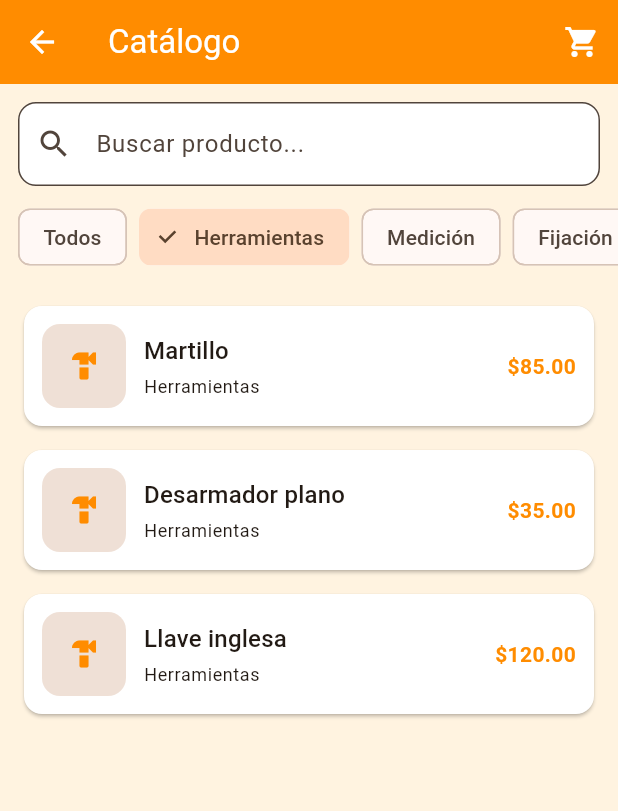
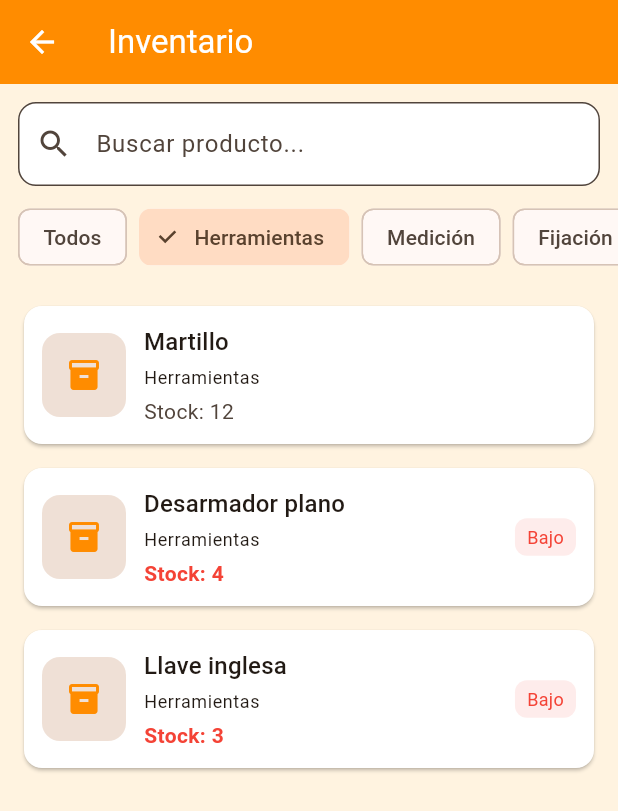
Before and after one commit to leyverAAA/Tlapaleria_app, a Flutter app: the CatalogScreen screen opened directly, after a tap on "Herramientas", on a phone screen of 412 x 824 dp. Shown: the top 811 px of the screen. Run offline on Flutter 3.47's test engine with Material 3 defaults, Android fonts, the phone set to English and light mode, and no system bars.

Commit message:
Ajustar app a gestión de inventario (stock, alertas) y actualizar documentación

```diff
--- a/lib/core/widgets/product_card.dart
+++ b/lib/core/widgets/product_card.dart
@@ -11,6 +11,7 @@ class ProductCard extends StatelessWidget {
   @override
   Widget build(BuildContext context) {
     final colorScheme = Theme.of(context).colorScheme;
+    final lowStock = product.isLowStock;
 
     return Card(
       child: InkWell(
@@ -27,7 +28,7 @@ class ProductCard extends StatelessWidget {
                   color: colorScheme.surfaceContainerHighest,
                   borderRadius: BorderRadius.circular(12),
                 ),
-                child: Icon(Icons.hardware, color: colorScheme.primary),
+                child: Icon(Icons.inventory_2, color: colorScheme.primary),
               ),
               const SizedBox(width: 12),
               Expanded(
@@ -43,16 +44,36 @@ class ProductCard extends StatelessWidget {
                       product.category,
                       style: Theme.of(context).textTheme.bodySmall,
                     ),
+                    const SizedBox(height: 4),
+                    Text(
+                      'Stock: ${product.stock}',
+                      style: TextStyle(
+                        color: lowStock
+                            ? Colors.red
+                            : colorScheme.onSurfaceVariant,
+                        fontWeight: lowStock
+                            ? FontWeight.w600
+                            : FontWeight.normal,
+                      ),
+                    ),
                   ],
                 ),
               ),
-              Text(
-                '\$${product.price.toStringAsFixed(2)}',
-                style: TextStyle(
-                  color: colorScheme.primary,
-                  fontWeight: FontWeight.bold,
+              if (lowStock)
+                Container(
+                  padding: const EdgeInsets.symmetric(
+                    horizontal: 8,
+                    vertical: 4,
+                  ),
+                  decoration: BoxDecoration(
+                    color: Colors.red.withValues(alpha: 0.1),
+                    borderRadius: BorderRadius.circular(8),
+                  ),
+                  child: const Text(
+                    'Bajo',
+                    style: TextStyle(color: Colors.red, fontSize: 12),
+                  ),
                 ),
-              ),
             ],
           ),
         ),
--- a/lib/data/local/products_data.dart
+++ b/lib/data/local/products_data.dart
@@ -8,7 +8,9 @@ class ProductsData {
       price: 85.0,
       category: 'Herramientas',
       description: 'Martillo de acero con mango ergonómico.',
-      image: 'assets/images/hammer.png',
+      image: 'assets/images/Logo.png',
+      stock: 12,
+      minStock: 5,
     ),
     Product(
       id: '2',
@@ -16,7 +18,9 @@ class ProductsData {
       price: 35.0,
       category: 'Herramientas',
       description: 'Desarmador plano de 6 pulgadas.',
-      image: 'assets/images/screwdriver.png',
+      image: 'assets/images/Logo.png',
+      stock: 4,
+      minStock: 5,
     ),
     Product(
       id: '3',
@@ -24,7 +28,9 @@ class ProductsData {
       price: 60.0,
       category: 'Medición',
       description: 'Cinta métrica de 5 metros.',
-      image: 'assets/images/tape.png',
+      image: 'assets/images/Logo.png',
+      stock: 8,
+      minStock: 3,
     ),
     Product(
       id: '4',
@@ -32,7 +38,9 @@ class ProductsData {
       price: 45.0,
       category: 'Fijación',
       description: 'Paquete de tornillos para madera.',
-      image: 'assets/images/screws.png',
+      image: 'assets/images/Logo.png',
+      stock: 2,
+      minStock: 6,
     ),
     Product(
       id: '5',
@@ -40,7 +48,9 @@ class ProductsData {
       price: 30.0,
       category: 'Protección',
       description: 'Guantes resistentes para trabajo pesado.',
-      image: 'assets/images/gloves.png',
+      image: 'assets/images/Logo.png',
+      stock: 15,
+      minStock: 4,
     ),
     Product(
       id: '6',
@@ -48,7 +58,9 @@ class ProductsData {
       price: 120.0,
       category: 'Herramientas',
       description: 'Llave ajustable de 10 pulgadas.',
-      image: 'assets/images/wrench.png',
+      image: 'assets/images/Logo.png',
+      stock: 3,
+      minStock: 3,
     ),
   ];
 }
--- a/lib/features/cart/cart_provider.dart
+++ /dev/null
@@ -1,53 +0,0 @@
-import 'package:flutter/material.dart';
-
-import '../../models/product.dart';
-
-class CartItem {
-  final Product product;
-  int quantity;
-
-  CartItem({required this.product, this.quantity = 1});
-}
-
-class CartProvider extends ChangeNotifier {
-  final List<CartItem> _items = [];
-
-  List<CartItem> get items => List.unmodifiable(_items);
-
-  int get itemCount => _items.fold(0, (sum, item) => sum + item.quantity);
-
-  double get totalPrice =>
-      _items.fold(0, (sum, item) => sum + item.product.price * item.quantity);
-
-  void add(Product product) {
-    final index = _items.indexWhere((item) => item.product.id == product.id);
-    if (index >= 0) {
-      _items[index].quantity++;
-    } else {
-      _items.add(CartItem(product: product));
-    }
-    notifyListeners();
-  }
-
-  void remove(Product product) {
-    _items.removeWhere((item) => item.product.id == product.id);
-    notifyListeners();
-  }
-
-  void decrease(Product product) {
-    final index = _items.indexWhere((item) => item.product.id == product.id);
-    if (index >= 0) {
-      if (_items[index].quantity > 1) {
-        _items[index].quantity--;
-      } else {
-        _items.removeAt(index);
-      }
-      notifyListeners();
-    }
-  }
-
-  void clear() {
-    _items.clear();
-    notifyListeners();
-  }
-}
--- /dev/null
+++ b/lib/features/cart/inventory_provider.dart
@@ -0,0 +1,40 @@
+import 'package:flutter/material.dart';
+
+import '../../models/product.dart';
+
+class InventoryProvider extends ChangeNotifier {
+  final List<Product> _products = [];
+
+  List<Product> get products => List.unmodifiable(_products);
+
+  List<Product> get lowStockProducts =>
+      _products.where((p) => p.isLowStock).toList();
+
+  int get lowStockCount => lowStockProducts.length;
+
+  void setProducts(List<Product> products) {
+    _products
+      ..clear()
+      ..addAll(products);
+    notifyListeners();
+  }
+
+  void updateStock(String productId, int newStock) {
+    final index = _products.indexWhere((p) => p.id == productId);
+    if (index == -1) return;
+    _products[index] = _products[index].copyWith(
+      stock: newStock < 0 ? 0 : newStock,
+    );
+    notifyListeners();
+  }
+
+  void increaseStock(String productId, [int amount = 1]) {
+    final product = _products.firstWhere((p) => p.id == productId);
+    updateStock(productId, product.stock + amount);
+  }
+
+  void decreaseStock(String productId, [int amount = 1]) {
+    final product = _products.firstWhere((p) => p.id == productId);
+    updateStock(productId, product.stock - amount);
+  }
+}
--- a/lib/features/catalog/catalog_screen.dart
+++ b/lib/features/catalog/catalog_screen.dart
@@ -3,9 +3,7 @@ import 'package:provider/provider.dart';
 
 import '../../core/widgets/product_card.dart';
 import '../../data/repositories/product_repository.dart';
-import '../../models/product.dart';
-import '../cart/cart_provider.dart';
-import '../cart/cart_screen.dart';
+import '../cart/inventory_provider.dart';
 import '../product_detail/product_detail_screen.dart';
 
 class CatalogScreen extends StatefulWidget {
@@ -17,8 +15,6 @@ class CatalogScreen extends StatefulWidget {
 
 class _CatalogScreenState extends State<CatalogScreen> {
   final ProductRepository _repository = ProductRepository();
-  List<Product> _products = [];
-  List<Product> _filtered = [];
   String _query = '';
   String? _category;
   bool _loading = true;
@@ -32,61 +28,26 @@ class _CatalogScreenState extends State<CatalogScreen> {
   Future<void> _load() async {
     final products = await _repository.getProducts();
     if (!mounted) return;
-    setState(() {
-      _products = products;
-      _filtered = products;
-      _loading = false;
-    });
-  }
-
-  void _applyFilters() {
-    setState(() {
-      _filtered = _products.where((p) {
-        final matchesQuery =
-            _query.isEmpty ||
-            p.name.toLowerCase().contains(_query.toLowerCase());
-        final matchesCategory = _category == null || p.category == _category;
-        return matchesQuery && matchesCategory;
-      }).toList();
-    });
+    final provider = context.read<InventoryProvider>();
+    if (provider.products.isEmpty) {
+      provider.setProducts(products);
+    }
+    setState(() => _loading = false);
   }
 
   @override
   Widget build(BuildContext context) {
-    final cartCount = context.watch<CartProvider>().itemCount;
-    final categories = ['Todos', ..._products.map((p) => p.category).toSet()];
+    final allProducts = context.watch<InventoryProvider>().products;
+    final categories = ['Todos', ...allProducts.map((p) => p.category).toSet()];
+    final filtered = allProducts.where((p) {
+      final matchesQuery =
+          _query.isEmpty || p.name.toLowerCase().contains(_query.toLowerCase());
+      final matchesCategory = _category == null || p.category == _category;
+      return matchesQuery && matchesCategory;
+    }).toList();
 
     return Scaffold(
-      appBar: AppBar(
-        title: const Text('Catálogo'),
-        actions: [
-          IconButton(
-            onPressed: () {
-              Navigator.push(
-                context,
-                MaterialPageRoute(builder: (_) => const CartScreen()),
-              );
-            },
-            icon: Stack(
-              children: [
-                const Icon(Icons.shopping_cart),
-                if (cartCount > 0)
-                  Positioned(
-                    right: 0,
-                    top: 0,
-                    child: CircleAvatar(
-                      radius: 8,
-                      child: Text(
-                        '$cartCount',
-                        style: const TextStyle(fontSize: 10),
-                      ),
-                    ),
-                  ),
-              ],
-            ),
-          ),
-        ],
-      ),
+      appBar: AppBar(title: const Text('Inventario')),
       body: Column(
         children: [
           Padding(
@@ -96,10 +57,7 @@ class _CatalogScreenState extends State<CatalogScreen> {
                 hintText: 'Buscar producto...',
                 prefixIcon: Icon(Icons.search),
               ),
-              onChanged: (value) {
-                _query = value;
-                _applyFilters();
-              },
+              onChanged: (value) => setState(() => _query = value),
             ),
           ),
           SizedBox(
@@ -117,8 +75,7 @@ class _CatalogScreenState extends State<CatalogScreen> {
                   label: Text(cat),
                   selected: selected,
                   onSelected: (_) {
-                    _category = cat == 'Todos' ? null : cat;
-                    _applyFilters();
+                    setState(() => _category = cat == 'Todos' ? null : cat);
                   },
                 );
               },
@@ -128,12 +85,14 @@ class _CatalogScreenState extends State<CatalogScreen> {
           Expanded(
             child: _loading
                 ? const Center(child: CircularProgressIndicator())
+                : filtered.isEmpty
+                ? const Center(child: Text('Sin resultados'))
                 : ListView.separated(
                     padding: const EdgeInsets.all(12),
-                    itemCount: _filtered.length,
+                    itemCount: filtered.length,
                     separatorBuilder: (_, index) => const SizedBox(height: 8),
                     itemBuilder: (context, index) {
-                      final product = _filtered[index];
+                      final product = filtered[index];
                       return ProductCard(
                         product: product,
                         onTap: () {
@@ -141,7 +100,7 @@ class _CatalogScreenState extends State<CatalogScreen> {
                             context,
                             MaterialPageRoute(
                               builder: (_) =>
-                                  ProductDetailScreen(product: product),
+                                  ProductDetailScreen(productId: product.id),
                             ),
                           );
                         },
--- a/lib/features/home/home_screen.dart
+++ b/lib/features/home/home_screen.dart
@@ -1,8 +1,8 @@
 import 'package:flutter/material.dart';
 import 'package:provider/provider.dart';
 
-import '../cart/cart_provider.dart';
-import '../cart/cart_screen.dart';
+import '../cart/inventory_provider.dart';
+import '../cart/low_stock_screen.dart';
 import '../catalog/catalog_screen.dart';
 
 class HomeScreen extends StatelessWidget {
@@ -10,45 +10,16 @@ class HomeScreen extends StatelessWidget {
 
   @override
   Widget build(BuildContext context) {
-    final cartCount = context.watch<CartProvider>().itemCount;
+    final lowStockCount = context.watch<InventoryProvider>().lowStockCount;
+    final colorScheme = Theme.of(context).colorScheme;
 
     return Scaffold(
-      appBar: AppBar(
-        title: const Text('Tlapalería App'),
-        actions: [
-          IconButton(
-            onPressed: () {
-              Navigator.push(
-                context,
-                MaterialPageRoute(builder: (_) => const CartScreen()),
-              );
-            },
-            icon: Stack(
-              children: [
-                const Icon(Icons.shopping_cart),
-                if (cartCount > 0)
-                  Positioned(
-                    right: 0,
-                    top: 0,
-                    child: CircleAvatar(
-                      radius: 8,
-                      child: Text(
-                        '$cartCount',
-                        style: const TextStyle(fontSize: 10),
-                      ),
-                    ),
-                  ),
-              ],
-            ),
-          ),
-        ],
-      ),
+      appBar: AppBar(title: const Text('Gestión Tlapalería')),
       body: SafeArea(
-        child: Center(
         child: SingleChildScrollView(
           padding: const EdgeInsets.all(20),
           child: Column(
-              mainAxisAlignment: MainAxisAlignment.center,
+            crossAxisAlignment: CrossAxisAlignment.start,
             children: [
               ClipRRect(
                 borderRadius: BorderRadius.circular(16),
@@ -58,34 +29,59 @@ class HomeScreen extends StatelessWidget {
                   fit: BoxFit.cover,
                 ),
               ),
-                const SizedBox(height: 24),
-                const Text(
-                  'Bienvenido a Tlapalería App',
-                  textAlign: TextAlign.center,
-                  style: TextStyle(fontSize: 22, fontWeight: FontWeight.w600),
+              const SizedBox(height: 20),
+              Text(
+                'Panel de gestión',
+                style: Theme.of(context).textTheme.headlineSmall
+                    ?.copyWith(fontWeight: FontWeight.w700),
               ),
-                const SizedBox(height: 12),
+              const SizedBox(height: 8),
               Text(
-                  'Encuentra herramientas y materiales para tu proyecto.',
-                  textAlign: TextAlign.center,
-                  style: TextStyle(
-                    fontSize: 16,
-                    color: Theme.of(context).colorScheme.onSurfaceVariant,
+                'Controla el inventario y detecta productos con stock bajo.',
+                style: Theme.of(context).textTheme.bodyLarge
+                    ?.copyWith(color: colorScheme.onSurfaceVariant),
+              ),
+              const SizedBox(height: 20),
+              Card(
+                child: ListTile(
+                  leading: Icon(
+                    Icons.warning_amber_rounded,
+                    color: Colors.orange,
+                  ),
+                  title: const Text('Productos con stock bajo'),
+                  trailing: CircleAvatar(
+                    radius: 14,
+                    backgroundColor: lowStockCount > 0
+                        ? Colors.red
+                        : Colors.green,
+                    child: Text(
+                      '$lowStockCount',
+                      style: const TextStyle(color: Colors.white, fontSize: 12),
                     ),
                   ),
-                const SizedBox(height: 24),
-                ElevatedButton.icon(
+                  onTap: () {
+                    Navigator.push(
+                      context,
+                      MaterialPageRoute(builder: (_) => const LowStockScreen()),
+                    );
+                  },
+                ),
+              ),
+              const SizedBox(height: 16),
+              SizedBox(
+                width: double.infinity,
+                child: ElevatedButton.icon(
                   onPressed: () {
                     Navigator.push(
                       context,
                       MaterialPageRoute(builder: (_) => const CatalogScreen()),
                     );
                   },
-                  icon: const Icon(Icons.storefront),
-                  label: const Text('Ver catálogo'),
+                  icon: const Icon(Icons.inventory_2),
+                  label: const Text('Ver inventario'),
+                ),
               ),
             ],
-            ),
           ),
         ),
       ),
--- a/lib/main.dart
+++ b/lib/main.dart
@@ -2,7 +2,7 @@ import 'package:flutter/material.dart';
 import 'package:provider/provider.dart';
 
 import 'core/theme/app_theme.dart';
-import 'features/cart/cart_provider.dart';
+import 'features/cart/inventory_provider.dart';
 import 'features/splash/splash_screen.dart';
 
 void main() {
@@ -15,7 +15,7 @@ class MyApp extends StatelessWidget {
   @override
   Widget build(BuildContext context) {
     return MultiProvider(
-      providers: [ChangeNotifierProvider(create: (_) => CartProvider())],
+      providers: [ChangeNotifierProvider(create: (_) => InventoryProvider())],
       child: MaterialApp(
         title: 'Tlapalería App',
         debugShowCheckedModeBanner: false,
--- a/lib/models/product.dart
+++ b/lib/models/product.dart
@@ -5,6 +5,8 @@ class Product {
   final String category;
   final String description;
   final String image;
+  final int stock;
+  final int minStock;
 
   const Product({
     required this.id,
@@ -13,5 +15,22 @@ class Product {
     required this.category,
     required this.description,
     required this.image,
+    required this.stock,
+    required this.minStock,
   });
+
+  Product copyWith({int? stock}) {
+    return Product(
+      id: id,
+      name: name,
+      price: price,
+      category: category,
+      description: description,
+      image: image,
+      stock: stock ?? this.stock,
+      minStock: minStock,
+    );
+  }
+
+  bool get isLowStock => stock <= minStock;
 }
```
Also changed, not shown: lib/features/cart/cart_screen.dart (deleted, +0 -112 lines), lib/features/cart/low_stock_screen.dart (added, +41 -0 lines), lib/features/product_detail/product_detail_screen.dart (+88 -17 lines), 3 other files. Lines whose indentation alone changed are shown as unchanged.
